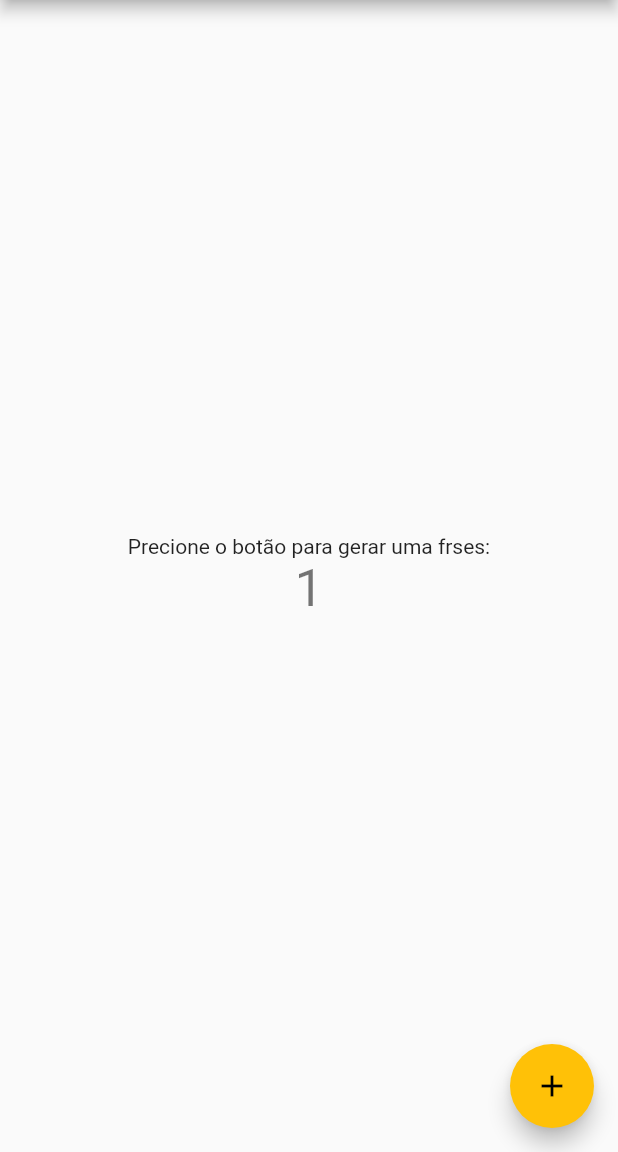
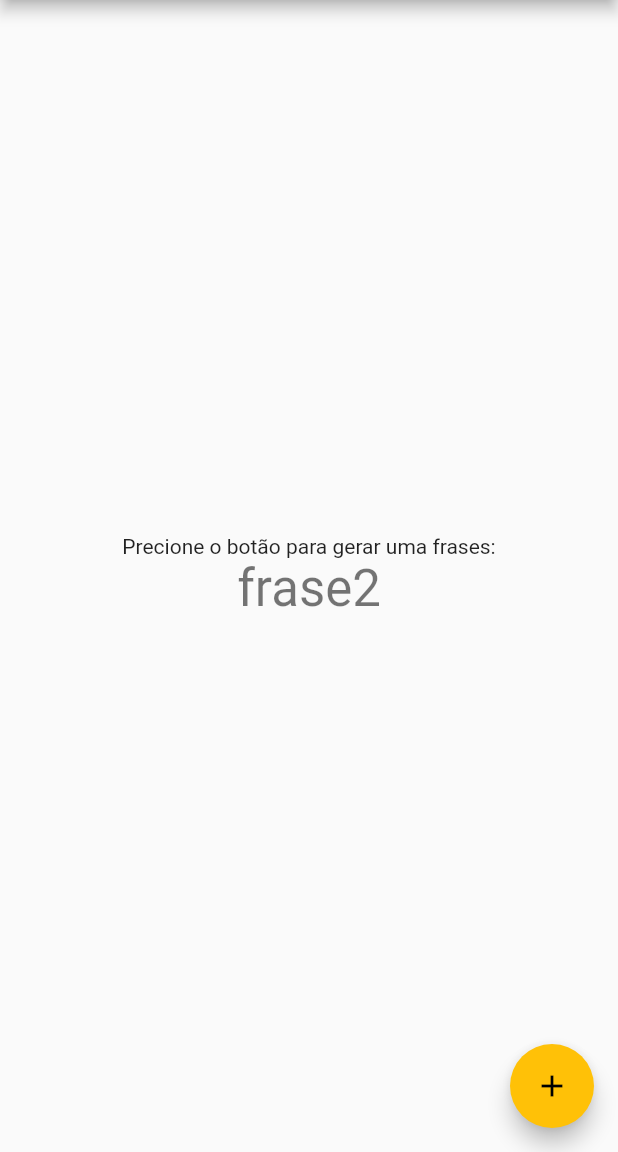
Before and after one commit to EdivaldoMoriera/frases-do-dia, a Flutter app: the screen it shows after launch, after a tap on the "add" icon, on a phone screen of 412 x 824 dp, the part 84-1236 px from its top. Run offline on Flutter 3.47's test engine with Material 2 defaults, Android fonts, the phone set to English and light mode, and no system bars.

Commit message:
numero randomico frases aleatorias

```diff
--- a/frases_do_dia/lib/main.dart
+++ b/frases_do_dia/lib/main.dart
@@ -1,3 +1,5 @@
+import 'dart:math';
+
 import 'package:flutter/material.dart';
 
 void main() {
@@ -24,14 +26,6 @@ class MyApp extends StatelessWidget {
 class MyHomePage extends StatefulWidget {
   const MyHomePage({super.key, required this.title});
 
-  // This widget is the home page of your application. It is stateful, meaning
-  // that it has a State object (defined below) that contains fields that affect
-  // how it looks.
-
-  // This class is the configuration for the state. It holds the values (in this
-  // case the title) provided by the parent (in this case the App widget) and
-  // used by the build method of the State. Fields in a Widget subclass are
-  // always marked "final".
 
   final String title;
 
@@ -40,12 +34,14 @@ class MyHomePage extends StatefulWidget {
 }
 
 class _MyHomePageState extends State<MyHomePage> {
-  int _counter = 0;
+  int _numeroAleatorio = 0;
+  List _frases=[
+   'frase1', 'frase2', 'frase3', 'frase4'
+  ];
 
   void _incrementCounter() {
     setState(() {
-
-      _counter++;
+      _numeroAleatorio = new Random().nextInt(4);
     });
   }
 
@@ -64,10 +60,10 @@ class _MyHomePageState extends State<MyHomePage> {
           mainAxisAlignment: MainAxisAlignment.center,
           children: <Widget>[
             const Text(
-              'Precione o botão para gerar uma frses:',
+              'Precione o botão para gerar uma frases:',
             ),
             Text(
-              '$_counter',
+              _frases[1],
               style: Theme.of(context).textTheme.headlineMedium,
             ),
           ],
```
